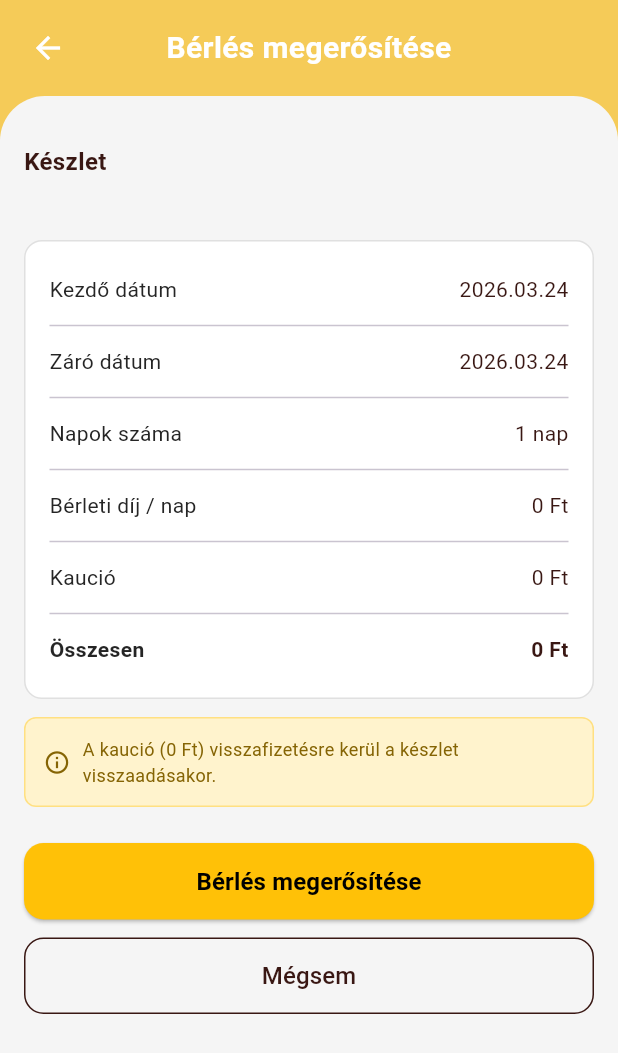
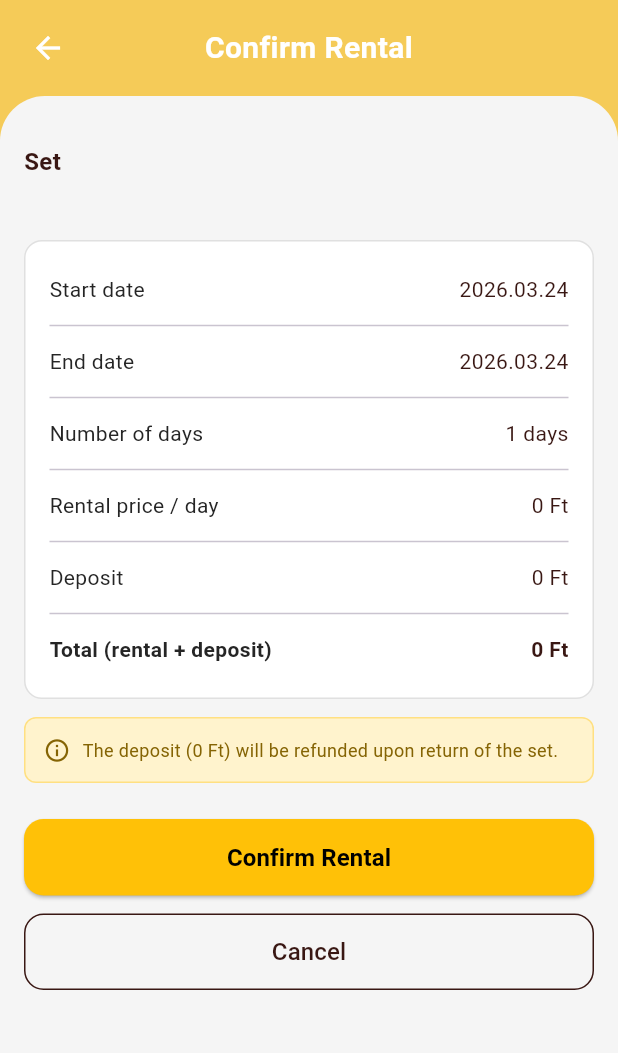
Before and after one commit to juditbarsony/LegoRentalFrontend, a Flutter app: the RentalScreen screen opened directly with empty values, on a phone screen of 412 x 824 dp. Shown: the top 1053 px of the screen. Run offline on Flutter 3.47's test engine with Material 3 defaults, Android fonts, the phone set to English and light mode, and no system bars; our stand-ins replace flutter_riverpod.

Commit message:
engligh gui

```diff
--- a/lib/features/rental/rental_screen.dart
+++ b/lib/features/rental/rental_screen.dart
@@ -20,7 +20,7 @@ class RentalScreen extends ConsumerWidget {
       '${d.year}.${d.month.toString().padLeft(2, '0')}.${d.day.toString().padLeft(2, '0')}';
 
   int get _days => endDate.difference(startDate).inDays + 1;
-  double get _totalPrice => set.rentalPrice * _days;
+  double get _totalPrice => (set.rentalPrice * _days) + set.deposit;
 
   @override
   Widget build(BuildContext context, WidgetRef ref) {
@@ -31,7 +31,7 @@ class RentalScreen extends ConsumerWidget {
       if (next.success) {
         ScaffoldMessenger.of(context).showSnackBar(
           const SnackBar(
-            content: Text('Bérlés sikeresen igényelve!'),
+            content: Text('Rental !'),
             backgroundColor: Colors.green,
           ),
         );
@@ -43,7 +43,7 @@ class RentalScreen extends ConsumerWidget {
     return Scaffold(
       backgroundColor: const Color(0xFFF5CB58),
       body: AppBackground(
-        title: 'Bérlés megerősítése',
+        title: 'Confirm Rental',
         onBack: () => Navigator.pop(context),
         onHome: null,
         child: SafeArea(
@@ -55,15 +55,22 @@ class RentalScreen extends ConsumerWidget {
                 const SizedBox(height: 16),
 
                 // ── Set neve ─────────────────────────────────────────
-                const Text('Készlet',
+                const Text(
+                  'Set',
                   style: TextStyle(
                     color: Color(0xFF391713),
                     fontSize: 16,
-                        fontWeight: FontWeight.w600)),
+                    fontWeight: FontWeight.w600,
+                  ),
+                ),
                 const SizedBox(height: 4),
-                Text(set.title,
+                Text(
+                  set.title,
                   style: const TextStyle(
-                        color: Color(0xFF252525), fontSize: 15)),
+                    color: Color(0xFF252525),
+                    fontSize: 15,
+                  ),
+                ),
                 const SizedBox(height: 16),
 
                 // ── Összefoglaló kártya ───────────────────────────────
@@ -77,20 +84,24 @@ class RentalScreen extends ConsumerWidget {
                   ),
                   child: Column(
                     children: [
-                      _summaryRow('Kezdő dátum', _formatDate(startDate)),
+                      _summaryRow('Start date', _formatDate(startDate)),
                       const Divider(),
-                      _summaryRow('Záró dátum', _formatDate(endDate)),
+                      _summaryRow('End date', _formatDate(endDate)),
                       const Divider(),
-                      _summaryRow('Napok száma', '$_days nap'),
-                      const Divider(),
-                      _summaryRow('Bérleti díj / nap',
-                          '${set.rentalPrice.toStringAsFixed(0)} Ft'),
-                      const Divider(),
-                      _summaryRow('Kaució',
-                          '${set.deposit.toStringAsFixed(0)} Ft'),
+                      _summaryRow('Number of days', '$_days days'),
                       const Divider(),
                       _summaryRow(
-                        'Összesen',
+                        'Rental price / day',
+                        '${set.rentalPrice.toStringAsFixed(0)} Ft',
+                      ),
+                      const Divider(),
+                      _summaryRow(
+                        'Deposit',
+                        '${set.deposit.toStringAsFixed(0)} Ft',
+                      ),
+                      const Divider(),
+                      _summaryRow(
+                        'Total (rental + deposit)',
                         '${_totalPrice.toStringAsFixed(0)} Ft',
                         bold: true,
                       ),
@@ -109,14 +120,19 @@ class RentalScreen extends ConsumerWidget {
                   ),
                   child: Row(
                     children: [
-                      const Icon(Icons.info_outline,
-                          color: Color(0xFF856404), size: 18),
+                      const Icon(
+                        Icons.info_outline,
+                        color: Color(0xFF856404),
+                        size: 18,
+                      ),
                       const SizedBox(width: 8),
                       Expanded(
                         child: Text(
-                          'A kaució (${set.deposit.toStringAsFixed(0)} Ft) visszafizetésre kerül a készlet visszaadásakor.',
+                          'The deposit (${set.deposit.toStringAsFixed(0)} Ft) will be refunded upon return of the set.',
                           style: const TextStyle(
-                              color: Color(0xFF856404), fontSize: 12),
+                            color: Color(0xFF856404),
+                            fontSize: 12,
+                          ),
                         ),
                       ),
                     ],
@@ -149,7 +165,8 @@ class RentalScreen extends ConsumerWidget {
                       backgroundColor: const Color(0xFFFFC107),
                       padding: const EdgeInsets.symmetric(vertical: 14),
                       shape: RoundedRectangleBorder(
-                          borderRadius: BorderRadius.circular(13)),
+                        borderRadius: BorderRadius.circular(13),
+                      ),
                     ),
                     onPressed: state.isLoading
                         ? null
@@ -165,11 +182,12 @@ class RentalScreen extends ConsumerWidget {
                     child: state.isLoading
                         ? const CircularProgressIndicator(color: Colors.white)
                         : const Text(
-                            'Bérlés megerősítése',
+                            'Confirm Rental',
                             style: TextStyle(
                               fontSize: 16,
                               fontWeight: FontWeight.w600,
-                                color: Colors.black),
+                              color: Colors.black,
+                            ),
                           ),
                   ),
                 ),
@@ -182,14 +200,14 @@ class RentalScreen extends ConsumerWidget {
                     style: OutlinedButton.styleFrom(
                       padding: const EdgeInsets.symmetric(vertical: 14),
                       shape: RoundedRectangleBorder(
-                          borderRadius: BorderRadius.circular(13)),
+                        borderRadius: BorderRadius.circular(13),
+                      ),
                       side: const BorderSide(color: Color(0xFF391713)),
                     ),
                     onPressed: () => Navigator.pop(context),
                     child: const Text(
-                      'Mégsem',
-                      style: TextStyle(
-                          fontSize: 16, color: Color(0xFF391713)),
+                      'Cancel',
+                      style: TextStyle(fontSize: 16, color: Color(0xFF391713)),
                     ),
                   ),
                 ),
@@ -208,16 +226,22 @@ class RentalScreen extends ConsumerWidget {
       child: Row(
         mainAxisAlignment: MainAxisAlignment.spaceBetween,
         children: [
-          Text(label,
+          Text(
+            label,
             style: TextStyle(
               color: const Color(0xFF252525),
               fontSize: 14,
-                  fontWeight: bold ? FontWeight.w700 : FontWeight.normal)),
-          Text(value,
+              fontWeight: bold ? FontWeight.w700 : FontWeight.normal,
+            ),
+          ),
+          Text(
+            value,
             style: TextStyle(
               color: const Color(0xFF391713),
               fontSize: 14,
-                  fontWeight: bold ? FontWeight.w700 : FontWeight.normal)),
+              fontWeight: bold ? FontWeight.w700 : FontWeight.normal,
+            ),
+          ),
         ],
       ),
     );
```
Lines whose indentation alone changed are shown as unchanged.
